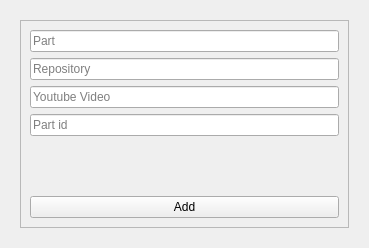
Old version of the form src/view/ui/part/form.ui in the repository fersilentt/ProgrammingDirectories.
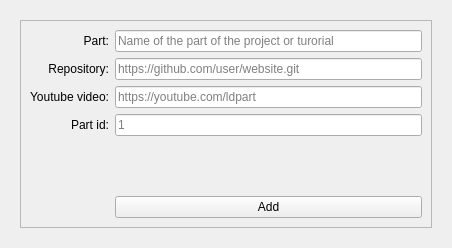
New version of the form.

Diff of the .ui file:
```diff
--- a/src/view/ui/part/form.ui
+++ b/src/view/ui/part/form.ui
@@ -6,7 +6,7 @@
    <rect>
     <x>0</x>
     <y>0</y>
-    <width>369</width>
+    <width>452</width>
     <height>248</height>
    </rect>
   </property>
@@ -28,52 +28,89 @@
         <property name="frameShadow">
          <enum>QFrame::Raised</enum>
         </property>
-        <layout class="QVBoxLayout" name="verticalLayout">
-         <property name="spacing">
-          <number>-1</number>
-         </property>
-         <item>
-          <widget class="QLineEdit" name="leName">
-           <property name="placeholderText">
-            <string>Part</string>
-           </property>
-          </widget>
-         </item>
-         <item>
-          <widget class="QLineEdit" name="leRepository">
-           <property name="placeholderText">
-            <string>Repository</string>
-           </property>
-          </widget>
-         </item>
-         <item>
+        <layout class="QGridLayout" name="gridLayout">
+         <item row="2" column="1">
           <widget class="QLineEdit" name="leYoutubeVideo">
            <property name="placeholderText">
-            <string>Youtube Video</string>
+            <string>https://youtube.com/ldpart</string>
            </property>
           </widget>
          </item>
-         <item>
+         <item row="3" column="1">
           <widget class="QLineEdit" name="lePartId">
            <property name="placeholderText">
-            <string>Part id</string>
+            <string>1</string>
            </property>
           </widget>
          </item>
-         <item>
+         <item row="4" column="1">
           <widget class="QLabel" name="lMessageForm">
            <property name="text">
             <string/>
            </property>
           </widget>
          </item>
-         <item>
+         <item row="0" column="1">
+          <widget class="QLineEdit" name="leName">
+           <property name="placeholderText">
+            <string>Name of the part of the project or turorial</string>
+           </property>
+          </widget>
+         </item>
+         <item row="1" column="1">
+          <widget class="QLineEdit" name="leRepository">
+           <property name="placeholderText">
+            <string>https://github.com/user/website.git</string>
+           </property>
+          </widget>
+         </item>
+         <item row="5" column="1">
           <widget class="QPushButton" name="pbAddUpdate">
            <property name="text">
             <string>Add</string>
            </property>
           </widget>
          </item>
+         <item row="0" column="0">
+          <widget class="QLabel" name="label">
+           <property name="text">
+            <string>Part:</string>
+           </property>
+           <property name="alignment">
+            <set>Qt::AlignRight|Qt::AlignTrailing|Qt::AlignVCenter</set>
+           </property>
+          </widget>
+         </item>
+         <item row="1" column="0">
+          <widget class="QLabel" name="label_2">
+           <property name="text">
+            <string>Repository:</string>
+           </property>
+           <property name="alignment">
+            <set>Qt::AlignRight|Qt::AlignTrailing|Qt::AlignVCenter</set>
+           </property>
+          </widget>
+         </item>
+         <item row="2" column="0">
+          <widget class="QLabel" name="label_3">
+           <property name="text">
+            <string>Youtube video:</string>
+           </property>
+           <property name="alignment">
+            <set>Qt::AlignRight|Qt::AlignTrailing|Qt::AlignVCenter</set>
+           </property>
+          </widget>
+         </item>
+         <item row="3" column="0">
+          <widget class="QLabel" name="label_4">
+           <property name="text">
+            <string>Part id:</string>
+           </property>
+           <property name="alignment">
+            <set>Qt::AlignRight|Qt::AlignTrailing|Qt::AlignVCenter</set>
+           </property>
+          </widget>
+         </item>
         </layout>
        </widget>
       </item>
```
